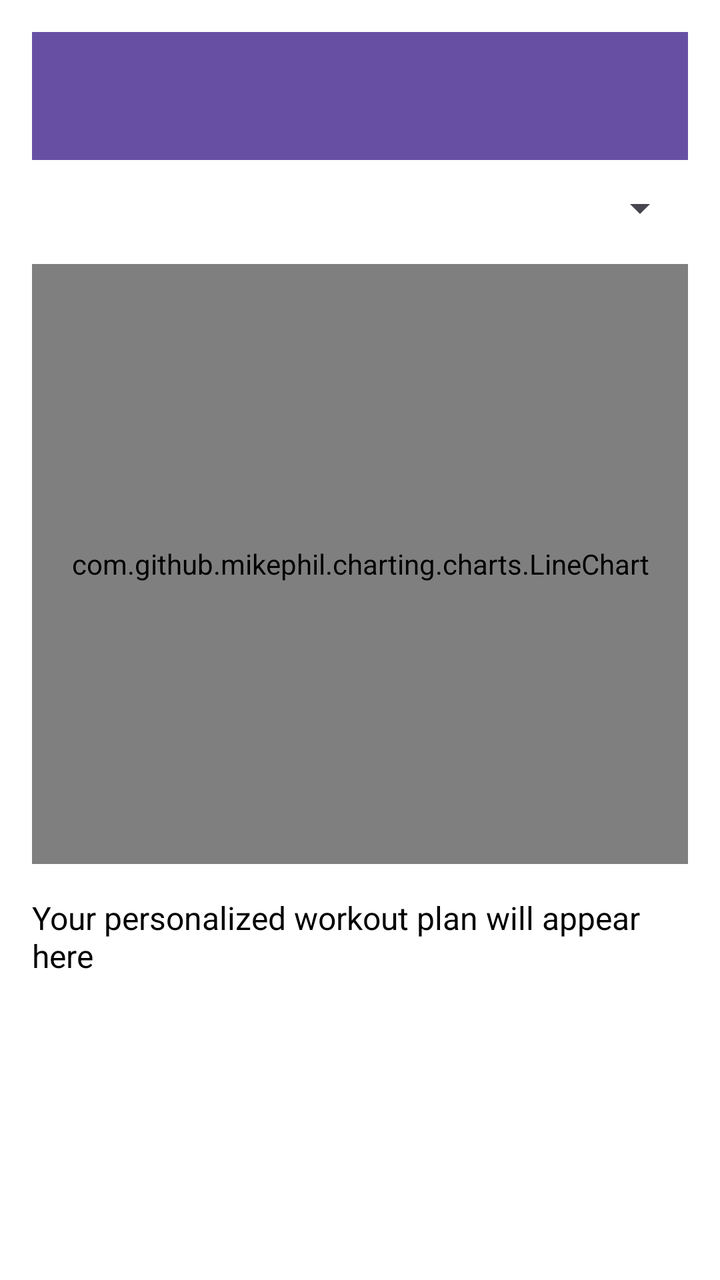
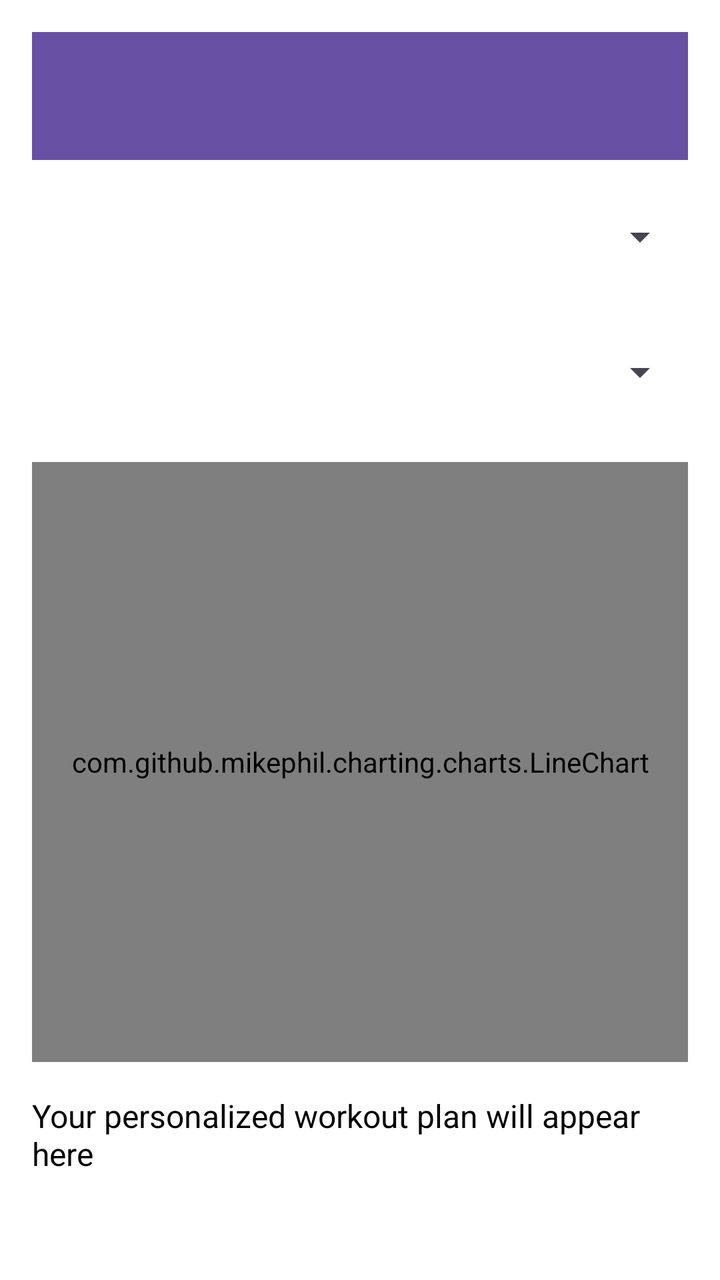

Before-and-after screenshots of an Android layout around one commit, followed by the original layout XML and the change that was made.
<!-- AndroidManifest.xml: application theme Theme.Thriveapp -->
<!-- res/layout/activity_graphing.xml -->
<?xml version="1.0" encoding="utf-8"?>
<LinearLayout xmlns:android="http://schemas.android.com/apk/res/android"
    android:id="@+id/main"
    android:layout_width="match_parent"
    android:layout_height="match_parent"
    android:orientation="vertical"
    android:padding="16dp"
    android:background="@android:color/white">

    
    <androidx.appcompat.widget.Toolbar
        android:id="@+id/appBar"
        android:layout_width="match_parent"
        android:layout_height="wrap_content"
        android:background="?attr/colorPrimary"
        android:theme="@style/ThemeOverlay.AppCompat.Dark.ActionBar" />

    
    <Spinner
        android:id="@+id/taskSelector"
        android:layout_width="match_parent"
        android:layout_height="wrap_content"
        android:layout_marginTop="12dp"
        android:padding="8dp"
        android:spinnerMode="dropdown" />

    
    <com.github.mikephil.charting.charts.LineChart
        android:id="@+id/workoutChart"
        android:layout_width="match_parent"
        android:layout_height="300dp"
        android:layout_marginTop="16dp" />

    
    <TextView
        android:id="@+id/recommendationText"
        android:layout_width="match_parent"
        android:layout_height="wrap_content"
        android:text="Your personalized workout plan will appear here"
        android:textSize="16sp"
        android:textColor="@android:color/black"
        android:paddingTop="16dp"
        android:paddingBottom="16dp" />

</LinearLayout>
<!-- resources referenced by this layout -->
<resources>
  <style name="Theme.Thriveapp" parent="Base.Theme.Thriveapp" />
  <style name="Base.Theme.Thriveapp" parent="Theme.Material3.DayNight.NoActionBar">
          
          
      </style>
</resources>

<!-- the commit's change to res/layout/activity_graphing.xml (unified diff, before → after) -->
@@ -8,6 +8,12 @@
     android:background="@android:color/white">
 
     
+
+    
+
+    
+
+    
     <androidx.appcompat.widget.Toolbar
         android:id="@+id/appBar"
         android:layout_width="match_parent"
@@ -15,31 +21,36 @@
         android:background="?attr/colorPrimary"
         android:theme="@style/ThemeOverlay.AppCompat.Dark.ActionBar" />
 
-    
     <Spinner
-        android:id="@+id/taskSelector"
+        android:id="@+id/TaskSelector"
         android:layout_width="match_parent"
-        android:layout_height="wrap_content"
+        android:layout_height="53dp"
         android:layout_marginTop="12dp"
         android:padding="8dp"
         android:spinnerMode="dropdown" />
 
-    
+    <Spinner
+        android:id="@+id/CategorySelector"
+        android:layout_width="match_parent"
+        android:layout_height="58dp"
+        android:layout_marginTop="12dp"
+        android:padding="8dp"
+        android:spinnerMode="dropdown" />
+
     <com.github.mikephil.charting.charts.LineChart
         android:id="@+id/workoutChart"
         android:layout_width="match_parent"
         android:layout_height="300dp"
         android:layout_marginTop="16dp" />
 
-    
     <TextView
         android:id="@+id/recommendationText"
         android:layout_width="match_parent"
         android:layout_height="wrap_content"
+        android:paddingTop="16dp"
+        android:paddingBottom="16dp"
         android:text="Your personalized workout plan will appear here"
-        android:textSize="16sp"
         android:textColor="@android:color/black"
-        android:paddingTop="16dp"
-        android:paddingBottom="16dp" />
+        android:textSize="16sp" />
 
 </LinearLayout>
